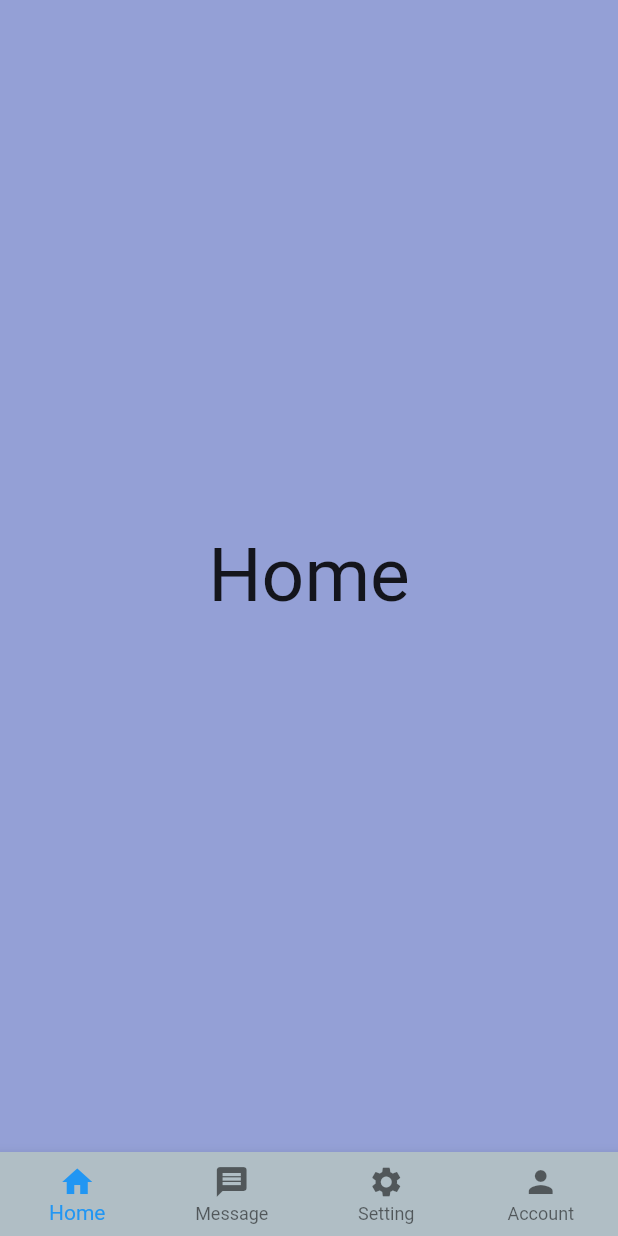
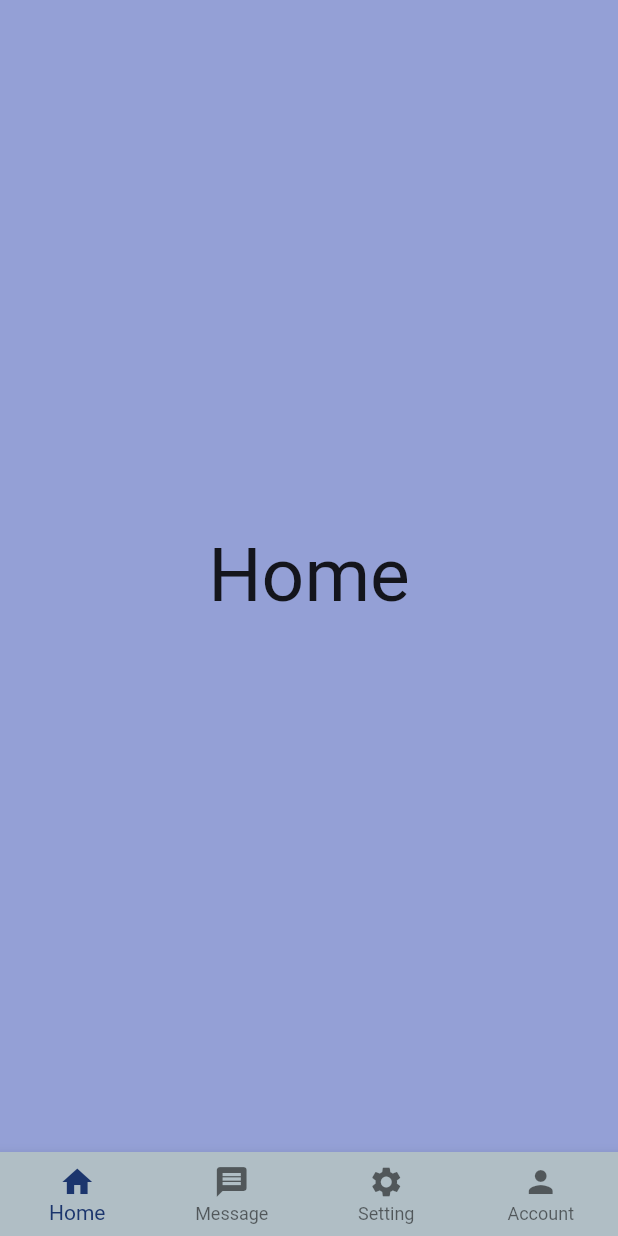
Before and after one commit to dawirashid/bottom_navigation, a Flutter app: the screen it shows after launch, on a phone screen of 412 x 824 dp. Run offline on Flutter 3.47's test engine with Material 2 defaults, Android fonts, the phone set to English and light mode, and no system bars.

Commit message:
try fixedColor

```diff
--- a/lib/homepage.dart
+++ b/lib/homepage.dart
@@ -1,6 +1,5 @@
 import 'package:bottom_navigation/pages/home.dart';
 import 'package:flutter/material.dart';
-
 import 'pages/account.dart';
 import 'pages/message.dart';
 import 'pages/setting.dart';
@@ -40,6 +39,8 @@ class _HomepageState extends State<Homepage> {
       // ),
       backgroundColor: const Color(0xE88997D2),
       bottomNavigationBar: BottomNavigationBar(
+        // selectedItemColor: const Color(0xE86C5719),
+        fixedColor: const Color(0xFD1A346C),
         currentIndex: _selectedIndex,
         onTap: _navigateBottomBar,
         type: BottomNavigationBarType.fixed,
```
